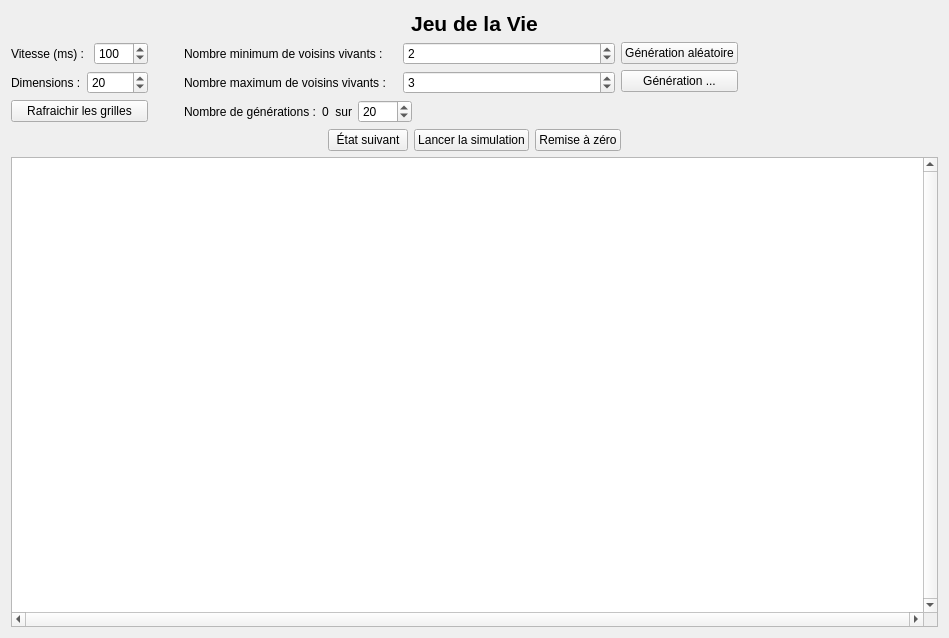
First picture: the form in src/ui/golview.ui, repository danousna/autocell, before the edit.
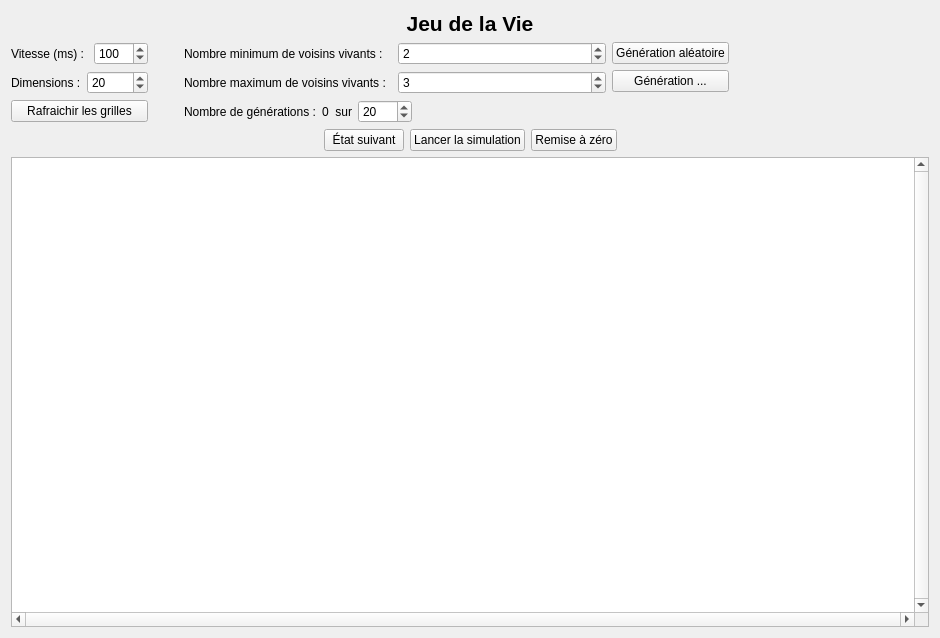
Second picture: the form after the edit.

What changed in the file:
```diff
--- a/src/ui/golview.ui
+++ b/src/ui/golview.ui
@@ -6,7 +6,7 @@
    <rect>
     <x>0</x>
     <y>0</y>
-    <width>949</width>
+    <width>940</width>
     <height>638</height>
    </rect>
   </property>
```
